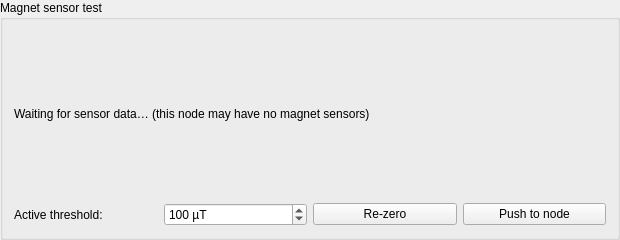
This is src/gui/ui/sensor_tester.ui in techandpeople/SoftEdIBO as Qt 5 draws it before an edit. The edited form follows.
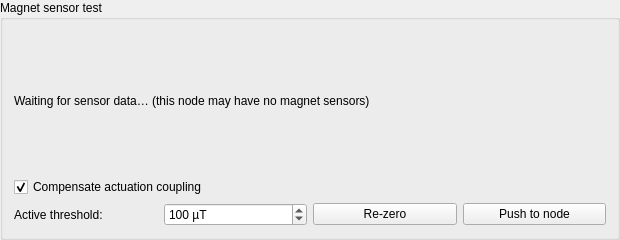
This is the edited form.

Patch:
```diff
--- a/src/gui/ui/sensor_tester.ui
+++ b/src/gui/ui/sensor_tester.ui
@@ -22,6 +22,14 @@
    <item>
     <layout class="QVBoxLayout" name="sensors_vbox"/>
    </item>
+   <item>
+    <widget class="QCheckBox" name="compensate_cb">
+     <property name="visible"><bool>false</bool></property>
+     <property name="whatsThis"><string>Subtract the calibrated actuation coupling from each sensor's reading, so an inflating chamber no longer fakes a touch here. Shows the same compensated values the activities and monitor react to. Uncheck to see the raw sensor field (useful for diagnosing the hardware or re-checking the coupling). Only available when this skin has a calibrated, enabled touch-coupling matrix.</string></property>
+     <property name="text"><string>Compensate actuation coupling</string></property>
+     <property name="checked"><bool>true</bool></property>
+    </widget>
+   </item>
    <item>
     <layout class="QHBoxLayout" name="controls_row">
      <item>
```
